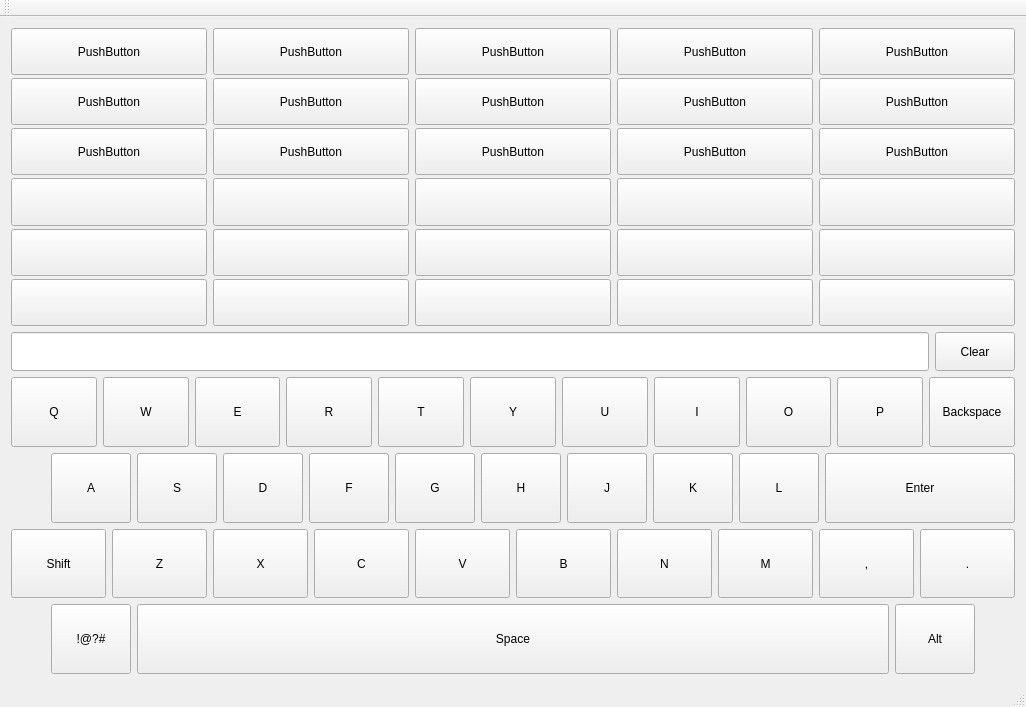
Old version of the form mainwindow.ui in the repository fclay/Gleason-Senior-Project.
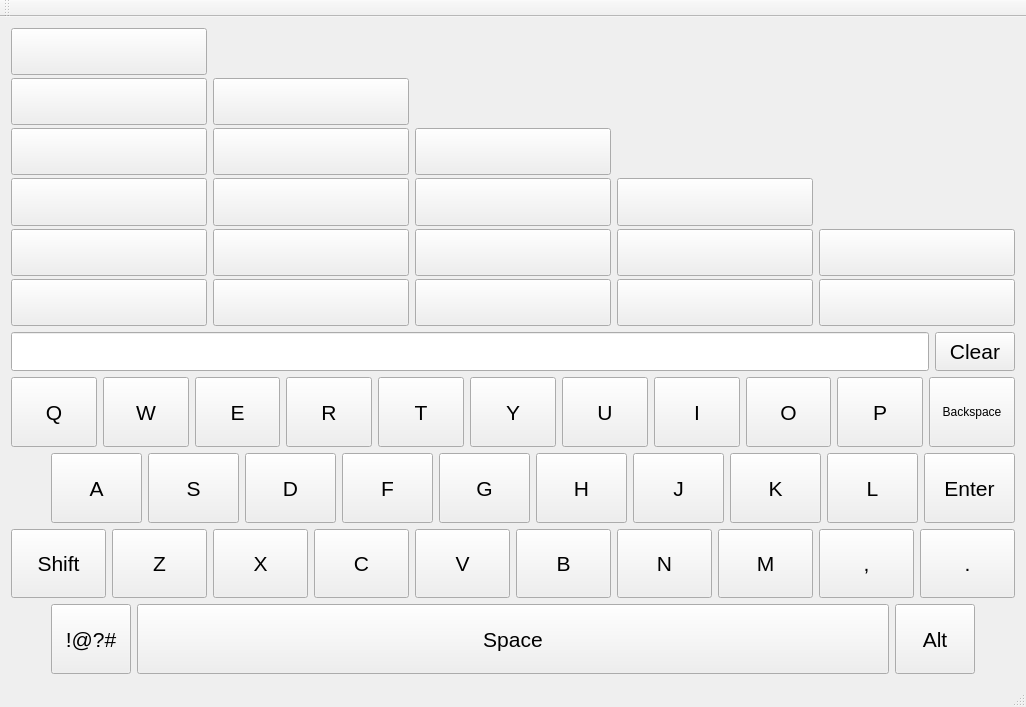
New version of the form.

```diff
--- a/mainwindow.ui
+++ b/mainwindow.ui
@@ -24,6 +24,9 @@
         </property>
         <item>
          <widget class="QPushButton" name="predict6">
+          <property name="enabled">
+           <bool>true</bool>
+          </property>
           <property name="sizePolicy">
            <sizepolicy hsizetype="Minimum" vsizetype="Preferred">
             <horstretch>0</horstretch>
@@ -31,7 +34,7 @@
            </sizepolicy>
           </property>
           <property name="text">
-           <string>PushButton</string>
+           <string/>
           </property>
          </widget>
         </item>
@@ -44,7 +47,7 @@
            </sizepolicy>
           </property>
           <property name="text">
-           <string>PushButton</string>
+           <string/>
           </property>
          </widget>
         </item>
@@ -57,7 +60,7 @@
            </sizepolicy>
           </property>
           <property name="text">
-           <string>PushButton</string>
+           <string/>
           </property>
          </widget>
         </item>
@@ -115,6 +118,9 @@
         </property>
         <item>
          <widget class="QPushButton" name="predict12">
+          <property name="enabled">
+           <bool>false</bool>
+          </property>
           <property name="sizePolicy">
            <sizepolicy hsizetype="Minimum" vsizetype="Preferred">
             <horstretch>0</horstretch>
@@ -122,7 +128,10 @@
            </sizepolicy>
           </property>
           <property name="text">
-           <string>PushButton</string>
+           <string/>
+          </property>
+          <property name="flat">
+           <bool>true</bool>
           </property>
          </widget>
         </item>
@@ -135,7 +144,7 @@
            </sizepolicy>
           </property>
           <property name="text">
-           <string>PushButton</string>
+           <string/>
           </property>
          </widget>
         </item>
@@ -148,7 +157,7 @@
            </sizepolicy>
           </property>
           <property name="text">
-           <string>PushButton</string>
+           <string/>
           </property>
          </widget>
         </item>
@@ -200,6 +209,9 @@
         </property>
         <item>
          <widget class="QPushButton" name="predict18">
+          <property name="enabled">
+           <bool>false</bool>
+          </property>
           <property name="sizePolicy">
            <sizepolicy hsizetype="Minimum" vsizetype="Preferred">
             <horstretch>0</horstretch>
@@ -207,12 +219,18 @@
            </sizepolicy>
           </property>
           <property name="text">
-           <string>PushButton</string>
+           <string/>
+          </property>
+          <property name="flat">
+           <bool>true</bool>
           </property>
          </widget>
         </item>
         <item>
          <widget class="QPushButton" name="predict17">
+          <property name="enabled">
+           <bool>false</bool>
+          </property>
           <property name="sizePolicy">
            <sizepolicy hsizetype="Minimum" vsizetype="Preferred">
             <horstretch>0</horstretch>
@@ -220,7 +238,10 @@
            </sizepolicy>
           </property>
           <property name="text">
-           <string>PushButton</string>
+           <string/>
+          </property>
+          <property name="flat">
+           <bool>true</bool>
           </property>
          </widget>
         </item>
@@ -233,7 +254,7 @@
            </sizepolicy>
           </property>
           <property name="text">
-           <string>PushButton</string>
+           <string/>
           </property>
          </widget>
         </item>
@@ -285,6 +306,9 @@
         </property>
         <item>
          <widget class="QPushButton" name="predict24">
+          <property name="enabled">
+           <bool>false</bool>
+          </property>
           <property name="sizePolicy">
            <sizepolicy hsizetype="Minimum" vsizetype="Preferred">
             <horstretch>0</horstretch>
@@ -292,12 +316,18 @@
            </sizepolicy>
           </property>
           <property name="text">
-           <string>PushButton</string>
+           <string/>
+          </property>
+          <property name="flat">
+           <bool>true</bool>
           </property>
          </widget>
         </item>
         <item>
          <widget class="QPushButton" name="predict23">
+          <property name="enabled">
+           <bool>false</bool>
+          </property>
           <property name="sizePolicy">
            <sizepolicy hsizetype="Minimum" vsizetype="Preferred">
             <horstretch>0</horstretch>
@@ -305,12 +335,18 @@
            </sizepolicy>
           </property>
           <property name="text">
-           <string>PushButton</string>
+           <string/>
+          </property>
+          <property name="flat">
+           <bool>true</bool>
           </property>
          </widget>
         </item>
         <item>
          <widget class="QPushButton" name="predict22">
+          <property name="enabled">
+           <bool>false</bool>
+          </property>
           <property name="sizePolicy">
            <sizepolicy hsizetype="Minimum" vsizetype="Preferred">
             <horstretch>0</horstretch>
@@ -318,7 +354,10 @@
            </sizepolicy>
           </property>
           <property name="text">
-           <string>PushButton</string>
+           <string/>
+          </property>
+          <property name="flat">
+           <bool>true</bool>
           </property>
          </widget>
         </item>
@@ -370,6 +409,9 @@
         </property>
         <item>
          <widget class="QPushButton" name="predict30">
+          <property name="enabled">
+           <bool>false</bool>
+          </property>
           <property name="sizePolicy">
            <sizepolicy hsizetype="Minimum" vsizetype="Preferred">
             <horstretch>0</horstretch>
@@ -377,12 +419,18 @@
            </sizepolicy>
           </property>
           <property name="text">
-           <string>PushButton</string>
+           <string/>
+          </property>
+          <property name="flat">
+           <bool>true</bool>
           </property>
          </widget>
         </item>
         <item>
          <widget class="QPushButton" name="predict29">
+          <property name="enabled">
+           <bool>false</bool>
+          </property>
           <property name="sizePolicy">
            <sizepolicy hsizetype="Minimum" vsizetype="Preferred">
             <horstretch>0</horstretch>
@@ -390,25 +438,18 @@
            </sizepolicy>
           </property>
           <property name="text">
-           <string>PushButton</string>
+           <string/>
+          </property>
+          <property name="flat">
+           <bool>true</bool>
           </property>
          </widget>
         </item>
         <item>
          <widget class="QPushButton" name="predict28">
-          <property name="sizePolicy">
-           <sizepolicy hsizetype="Minimum" vsizetype="Preferred">
-            <horstretch>0</horstretch>
-            <verstretch>0</verstretch>
-           </sizepolicy>
+          <property name="enabled">
+           <bool>false</bool>
           </property>
-          <property name="text">
-           <string>PushButton</string>
-          </property>
-         </widget>
-        </item>
-        <item>
-         <widget class="QPushButton" name="predict26">
           <property name="sizePolicy">
            <sizepolicy hsizetype="Minimum" vsizetype="Preferred">
             <horstretch>0</horstretch>
@@ -418,10 +459,32 @@
           <property name="text">
            <string/>
           </property>
+          <property name="flat">
+           <bool>true</bool>
+          </property>
          </widget>
         </item>
         <item>
          <widget class="QPushButton" name="predict27">
+          <property name="enabled">
+           <bool>false</bool>
+          </property>
+          <property name="sizePolicy">
+           <sizepolicy hsizetype="Minimum" vsizetype="Preferred">
+            <horstretch>0</horstretch>
+            <verstretch>0</verstretch>
+           </sizepolicy>
+          </property>
+          <property name="text">
+           <string/>
+          </property>
+          <property name="flat">
+           <bool>true</bool>
+          </property>
+         </widget>
+        </item>
+        <item>
+         <widget class="QPushButton" name="predict26">
           <property name="sizePolicy">
            <sizepolicy hsizetype="Minimum" vsizetype="Preferred">
             <horstretch>0</horstretch>
@@ -467,6 +530,11 @@
         <verstretch>0</verstretch>
        </sizepolicy>
       </property>
+      <property name="font">
+       <font>
+        <pointsize>16</pointsize>
+       </font>
+      </property>
       <property name="text">
        <string>Clear</string>
       </property>
@@ -484,6 +552,11 @@
             <verstretch>0</verstretch>
            </sizepolicy>
           </property>
+          <property name="font">
+           <font>
+            <pointsize>16</pointsize>
+           </font>
+          </property>
           <property name="text">
            <string>Q</string>
           </property>
@@ -497,6 +570,11 @@
             <verstretch>0</verstretch>
            </sizepolicy>
           </property>
+          <property name="font">
+           <font>
+            <pointsize>16</pointsize>
+           </font>
+          </property>
           <property name="text">
            <string>W</string>
           </property>
@@ -510,6 +588,11 @@
             <verstretch>0</verstretch>
            </sizepolicy>
           </property>
+          <property name="font">
+           <font>
+            <pointsize>16</pointsize>
+           </font>
+          </property>
           <property name="text">
            <string>E</string>
           </property>
@@ -523,6 +606,11 @@
             <verstretch>0</verstretch>
            </sizepolicy>
           </property>
+          <property name="font">
+           <font>
+            <pointsize>16</pointsize>
+           </font>
+          </property>
           <property name="text">
            <string>R</string>
           </property>
@@ -536,6 +624,11 @@
             <verstretch>0</verstretch>
            </sizepolicy>
           </property>
+          <property name="font">
+           <font>
+            <pointsize>16</pointsize>
+           </font>
+          </property>
           <property name="text">
            <string>T</string>
           </property>
@@ -549,6 +642,11 @@
             <verstretch>0</verstretch>
            </sizepolicy>
           </property>
+          <property name="font">
+           <font>
+            <pointsize>16</pointsize>
+           </font>
+          </property>
           <property name="text">
            <string>Y</string>
           </property>
@@ -562,6 +660,11 @@
             <verstretch>0</verstretch>
            </sizepolicy>
           </property>
+          <property name="font">
+           <font>
+            <pointsize>16</pointsize>
+           </font>
+          </property>
           <property name="text">
            <string>U</string>
           </property>
@@ -575,6 +678,11 @@
             <verstretch>0</verstretch>
            </sizepolicy>
           </property>
+          <property name="font">
+           <font>
+            <pointsize>16</pointsize>
+           </font>
+          </property>
           <property name="text">
            <string>I</string>
           </property>
@@ -588,6 +696,11 @@
             <verstretch>0</verstretch>
            </sizepolicy>
           </property>
+          <property name="font">
+           <font>
+            <pointsize>16</pointsize>
+           </font>
+          </property>
           <property name="text">
            <string>O</string>
           </property>
@@ -601,6 +714,11 @@
             <verstretch>0</verstretch>
            </sizepolicy>
           </property>
+          <property name="font">
+           <font>
+            <pointsize>16</pointsize>
+           </font>
+          </property>
           <property name="text">
            <string>P</string>
           </property>
@@ -647,6 +765,14 @@
             <verstretch>0</verstretch>
            </sizepolicy>
           </property>
+          <property name="font">
+           <font>
+            <pointsize>16</pointsize>
+           </font>
+          </property>
+          <property name="mouseTracking">
+           <bool>true</bool>
+          </property>
           <property name="text">
            <string>A</string>
           </property>
@@ -660,6 +786,11 @@
             <verstretch>0</verstretch>
            </sizepolicy>
           </property>
+          <property name="font">
+           <font>
+            <pointsize>16</pointsize>
+           </font>
+          </property>
           <property name="text">
            <string>S</string>
           </property>
@@ -673,6 +804,11 @@
             <verstretch>0</verstretch>
            </sizepolicy>
           </property>
+          <property name="font">
+           <font>
+            <pointsize>16</pointsize>
+           </font>
+          </property>
           <property name="text">
            <string>D</string>
           </property>
@@ -686,6 +822,11 @@
             <verstretch>0</verstretch>
            </sizepolicy>
           </property>
+          <property name="font">
+           <font>
+            <pointsize>16</pointsize>
+           </font>
+          </property>
           <property name="text">
            <string>F</string>
           </property>
@@ -699,6 +840,11 @@
             <verstretch>0</verstretch>
            </sizepolicy>
           </property>
+          <property name="font">
+           <font>
+            <pointsize>16</pointsize>
+           </font>
+          </property>
           <property name="text">
            <string>G</string>
           </property>
@@ -712,6 +858,11 @@
             <verstretch>0</verstretch>
            </sizepolicy>
           </property>
+          <property name="font">
+           <font>
+            <pointsize>16</pointsize>
+           </font>
+          </property>
           <property name="text">
            <string>H</string>
           </property>
@@ -725,6 +876,11 @@
             <verstretch>0</verstretch>
            </sizepolicy>
           </property>
+          <property name="font">
+           <font>
+            <pointsize>16</pointsize>
+           </font>
+          </property>
           <property name="text">
            <string>J</string>
           </property>
@@ -738,6 +894,11 @@
             <verstretch>0</verstretch>
            </sizepolicy>
           </property>
+          <property name="font">
+           <font>
+            <pointsize>16</pointsize>
+           </font>
+          </property>
           <property name="text">
            <string>K</string>
           </property>
@@ -751,6 +912,11 @@
             <verstretch>0</verstretch>
            </sizepolicy>
           </property>
+          <property name="font">
+           <font>
+            <pointsize>16</pointsize>
+           </font>
+          </property>
           <property name="text">
            <string>L</string>
           </property>
@@ -759,11 +925,16 @@
         <item>
          <widget class="QPushButton" name="Enter_Btn">
           <property name="sizePolicy">
-           <sizepolicy hsizetype="MinimumExpanding" vsizetype="Preferred">
+           <sizepolicy hsizetype="Preferred" vsizetype="Preferred">
             <horstretch>0</horstretch>
             <verstretch>0</verstretch>
            </sizepolicy>
           </property>
+          <property name="font">
+           <font>
+            <pointsize>16</pointsize>
+           </font>
+          </property>
           <property name="text">
            <string>Enter</string>
           </property>
@@ -781,6 +952,11 @@
             <verstretch>0</verstretch>
            </sizepolicy>
           </property>
+          <property name="font">
+           <font>
+            <pointsize>16</pointsize>
+           </font>
+          </property>
           <property name="text">
            <string>Shift</string>
           </property>
@@ -794,6 +970,11 @@
             <verstretch>0</verstretch>
            </sizepolicy>
           </property>
+          <property name="font">
+           <font>
+            <pointsize>16</pointsize>
+           </font>
+          </property>
           <property name="text">
            <string>Z</string>
           </property>
@@ -807,6 +988,11 @@
             <verstretch>0</verstretch>
            </sizepolicy>
           </property>
+          <property name="font">
+           <font>
+            <pointsize>16</pointsize>
+           </font>
+          </property>
           <property name="text">
            <string>X</string>
           </property>
@@ -820,6 +1006,11 @@
             <verstretch>0</verstretch>
            </sizepolicy>
           </property>
+          <property name="font">
+           <font>
+            <pointsize>16</pointsize>
+           </font>
+          </property>
           <property name="text">
            <string>C</string>
           </property>
@@ -833,6 +1024,11 @@
             <verstretch>0</verstretch>
            </sizepolicy>
           </property>
+          <property name="font">
+           <font>
+            <pointsize>16</pointsize>
+           </font>
+          </property>
           <property name="text">
            <string>V</string>
           </property>
@@ -846,6 +1042,11 @@
             <verstretch>0</verstretch>
            </sizepolicy>
           </property>
+          <property name="font">
+           <font>
+            <pointsize>16</pointsize>
+           </font>
+          </property>
           <property name="text">
            <string>B</string>
           </property>
@@ -859,6 +1060,11 @@
             <verstretch>0</verstretch>
            </sizepolicy>
           </property>
+          <property name="font">
+           <font>
+            <pointsize>16</pointsize>
+           </font>
+          </property>
           <property name="text">
            <string>N</string>
           </property>
@@ -872,6 +1078,11 @@
             <verstretch>0</verstretch>
            </sizepolicy>
           </property>
+          <property name="font">
+           <font>
+            <pointsize>16</pointsize>
+           </font>
+          </property>
           <property name="text">
            <string>M</string>
           </property>
@@ -885,6 +1096,11 @@
             <verstretch>0</verstretch>
            </sizepolicy>
           </property>
+          <property name="font">
+           <font>
+            <pointsize>16</pointsize>
+           </font>
+          </property>
           <property name="text">
            <string>,</string>
           </property>
@@ -898,6 +1114,11 @@
             <verstretch>0</verstretch>
            </sizepolicy>
           </property>
+          <property name="font">
+           <font>
+            <pointsize>16</pointsize>
+           </font>
+          </property>
           <property name="text">
            <string>.</string>
           </property>
@@ -931,6 +1152,11 @@
             <verstretch>0</verstretch>
            </sizepolicy>
           </property>
+          <property name="font">
+           <font>
+            <pointsize>16</pointsize>
+           </font>
+          </property>
           <property name="text">
            <string>!@?#</string>
           </property>
@@ -944,6 +1170,11 @@
             <verstretch>0</verstretch>
            </sizepolicy>
           </property>
+          <property name="font">
+           <font>
+            <pointsize>16</pointsize>
+           </font>
+          </property>
           <property name="text">
            <string>Space</string>
           </property>
@@ -957,6 +1188,11 @@
             <verstretch>0</verstretch>
            </sizepolicy>
           </property>
+          <property name="font">
+           <font>
+            <pointsize>16</pointsize>
+           </font>
+          </property>
           <property name="text">
            <string>Alt</string>
           </property>
```
Left out of the diff: 2 changed lines with no effect on the pictures.
